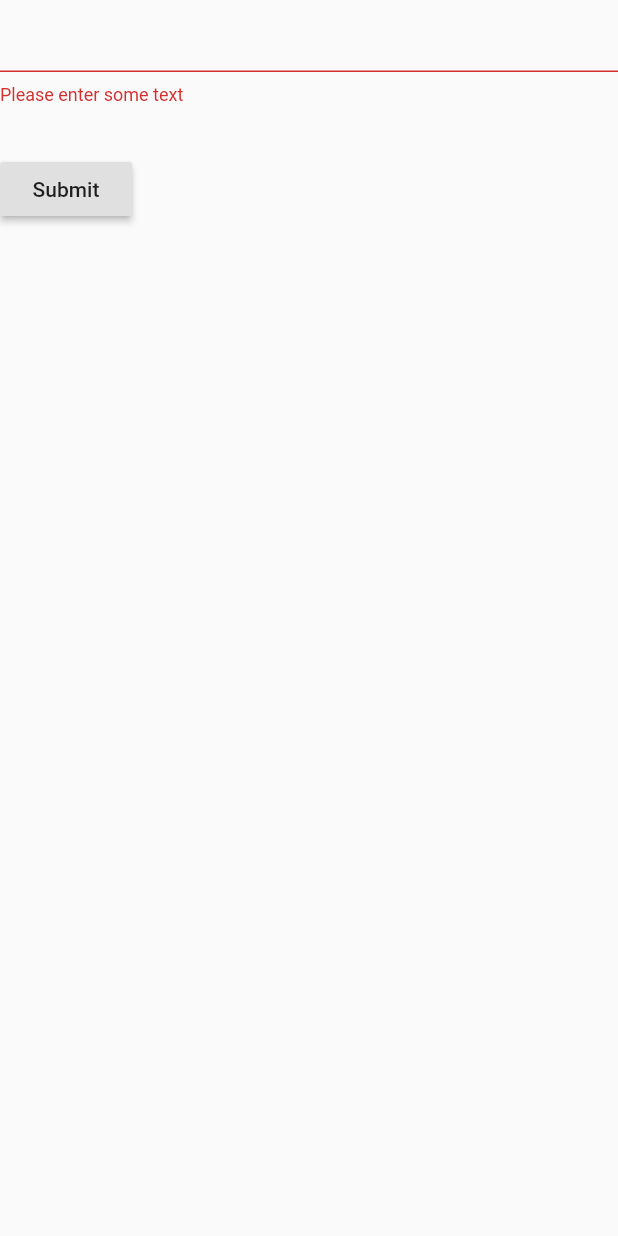
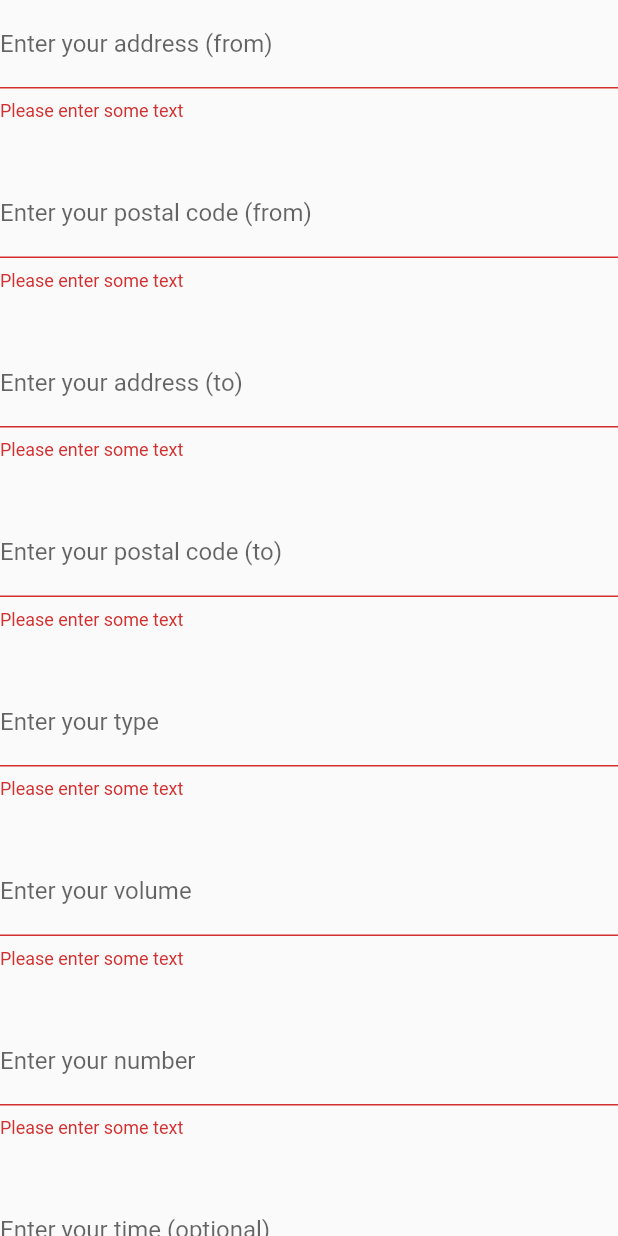
Before and after one commit to singapore19/team-2, a Flutter app: the MyCustomForm widget shown alone on an empty page, opened directly, after a tap on "Submit", on a phone screen of 412 x 824 dp. Run offline on Flutter 3.47's test engine with Material 2 defaults, Android fonts, the phone set to English and light mode, and no system bars; missing offline and left inert: flutter_user_agent.

Commit message:
user add job

```diff
--- a/Frontend/UserApplication/mobile/lib/src/screens/add_job.dart
+++ b/Frontend/UserApplication/mobile/lib/src/screens/add_job.dart
@@ -1,5 +1,6 @@
 import 'package:flutter/cupertino.dart';
 import 'package:flutter/material.dart';
+
 
 // Define a custom Form widget.
 import 'package:flutter/material.dart';
@@ -52,7 +53,76 @@ class MyCustomFormState extends State<MyCustomForm> {
       child: Column(
         crossAxisAlignment: CrossAxisAlignment.start,
         children: <Widget>[
+
+          // 1 from address
           TextFormField(
+            decoration: InputDecoration(
+            labelText: 'Enter your address (from)'
+            ),
+            validator: (value) {
+              if (value.isEmpty) {
+                return 'Please enter some text';
+              }
+              return null;
+            },
+          ),
+          Padding(
+            padding: const EdgeInsets.symmetric(vertical: 16.0),
+          ),
+
+          // 2 from postal code
+          TextFormField(
+            decoration: InputDecoration(
+            labelText: 'Enter your postal code (from)'
+            ),
+            validator: (value) {
+              if (value.isEmpty) {
+                return 'Please enter some text';
+              }
+              return null;
+            },
+          ),
+          Padding(
+            padding: const EdgeInsets.symmetric(vertical: 16.0),
+          ),
+
+          // 3 to address
+          TextFormField(
+            decoration: InputDecoration(
+            labelText: 'Enter your address (to)'
+            ),
+            validator: (value) {
+              if (value.isEmpty) {
+                return 'Please enter some text';
+              }
+              return null;
+            },
+          ),
+          Padding(
+            padding: const EdgeInsets.symmetric(vertical: 16.0),
+          ),
+
+          // 4 to postal code
+          TextFormField(
+            decoration: InputDecoration(
+            labelText: 'Enter your postal code (to)'
+            ),
+            validator: (value) {
+              if (value.isEmpty) {
+                return 'Please enter some text';
+              }
+              return null;
+            },
+          ),
+          Padding(
+            padding: const EdgeInsets.symmetric(vertical: 16.0),
+          ),
+
+          // 5 type
+          TextFormField(
+            decoration: InputDecoration(
+            labelText: 'Enter your type'
+            ),
             validator: (value) {
               if (value.isEmpty) {
                 return 'Please enter some text';
@@ -65,6 +135,51 @@ class MyCustomFormState extends State<MyCustomForm> {
           ),
 
 
+          // 7 msc volume
+          TextFormField(
+            decoration: InputDecoration(
+            labelText: 'Enter your volume'
+            ),
+            validator: (value) {
+              if (value.isEmpty) {
+                return 'Please enter some text';
+              }
+              return null;
+            },
+          ),
+          Padding(
+            padding: const EdgeInsets.symmetric(vertical: 16.0),
+          ),
+
+          // 8 msc number
+          TextFormField(
+            decoration: InputDecoration(
+            labelText: 'Enter your number'
+            ),
+            validator: (value) {
+              if (value.isEmpty) {
+                return 'Please enter some text';
+              }
+              return null;
+            },
+          ),
+          Padding(
+            padding: const EdgeInsets.symmetric(vertical: 16.0),
+          ),
+
+
+          // 9 msc time
+          TextFormField(
+            decoration: InputDecoration(
+            labelText: 'Enter your time (optional)'
+            ),
+          ),
+          Padding(
+            padding: const EdgeInsets.symmetric(vertical: 16.0),
+          ),
+
+
+
           RaisedButton(
             onPressed: () {
               // Validate returns true if the form is valid, or false
@@ -74,6 +189,8 @@ class MyCustomFormState extends State<MyCustomForm> {
                 Scaffold.of(context)
                     .showSnackBar(SnackBar(content: Text('Processing Data')));
               }
+
+            //submit to backend
           },
           child: Text('Submit'),
         ),
```
Lines whose indentation alone changed are shown as unchanged.
